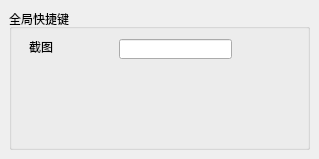
Before: the Qt Designer form screenshottool.ui in qiuzhiqian/ScreenShotTool, drawn with Qt 5.
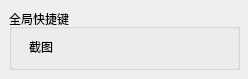
After: the same form once the commit is applied.

```diff
--- a/screenshottool.ui
+++ b/screenshottool.ui
@@ -6,8 +6,8 @@
    <rect>
     <x>0</x>
     <y>0</y>
-    <width>319</width>
-    <height>159</height>
+    <width>248</width>
+    <height>79</height>
    </rect>
   </property>
   <property name="windowTitle">
@@ -18,8 +18,8 @@
     <rect>
      <x>9</x>
      <y>9</y>
-     <width>301</width>
-     <height>141</height>
+     <width>231</width>
+     <height>61</height>
     </rect>
    </property>
    <property name="title">
@@ -38,16 +38,6 @@
      <string>截图</string>
     </property>
    </widget>
-   <widget class="QLineEdit" name="lineEdit">
-    <property name="geometry">
-     <rect>
-      <x>110</x>
-      <y>30</y>
-      <width>113</width>
-      <height>20</height>
-     </rect>
-    </property>
-   </widget>
   </widget>
  </widget>
  <layoutdefault spacing="6" margin="11"/>
```
